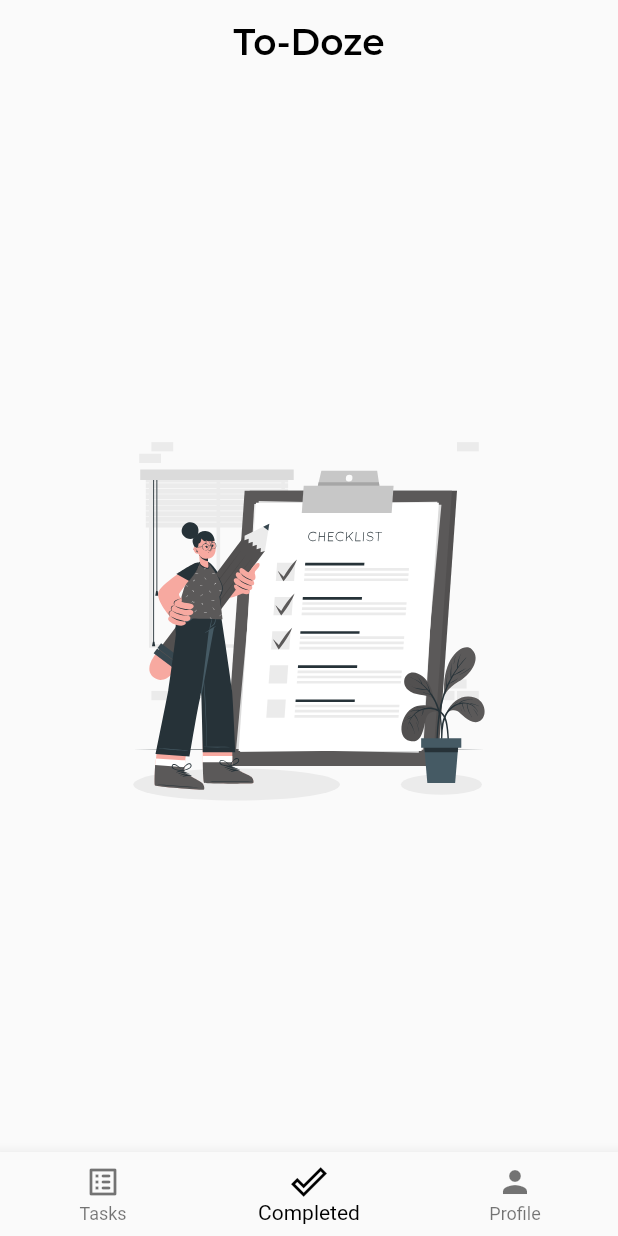
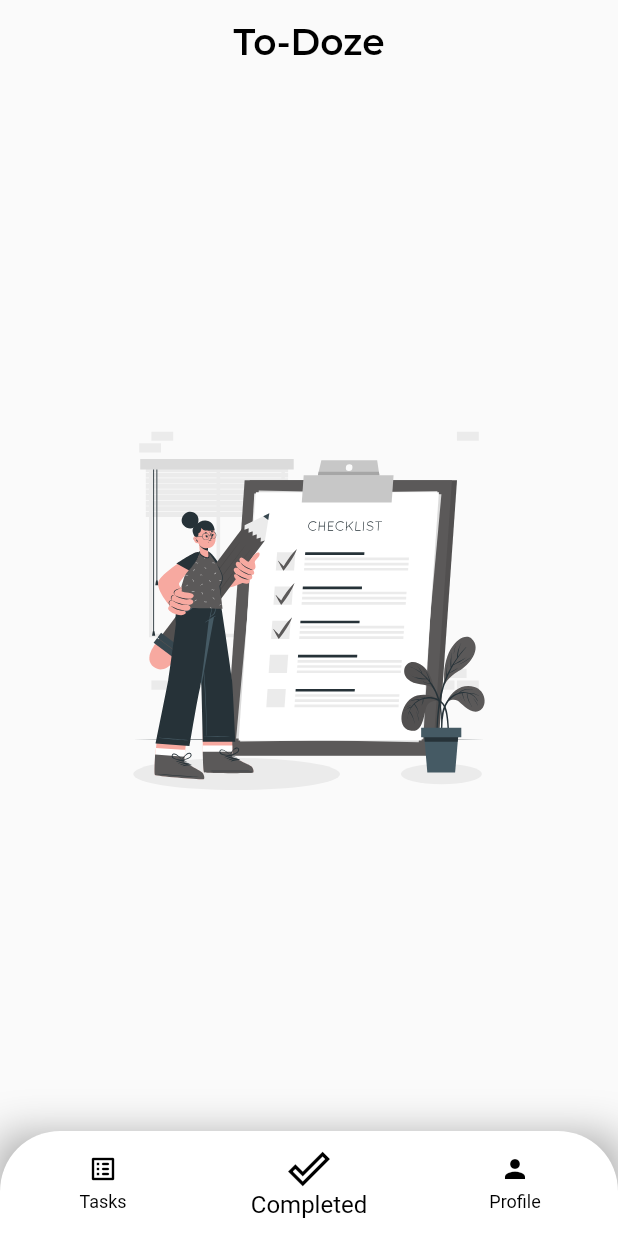
Before and after one commit to nikunjpanchall/To-doze, a Flutter app: the screen it shows once a user with an empty profile is signed in, item 2 of the bottom bar chosen, on a phone screen of 412 x 824 dp. Run offline on Flutter 3.47's test engine with Material 2 defaults, Android fonts, the phone set to English and light mode, and no system bars; our stand-ins replace cached_network_image, cloud_firestore, firebase_auth, firebase_core, firebase_storage, flutter_bloc and 5 more; missing offline and left inert: particles_flutter; accounts and stored records are empty.

Commit message:
- Redesign UI - Login Screen & Signup Screen Animations ✅ - Home Screen Animation In Todo App ✅

```diff
--- a/lib/Login/bloc/set_user_event.dart
+++ b/lib/Login/bloc/set_user_event.dart
@@ -9,26 +9,25 @@ class UserEventLogout extends SetUserEvent {
   List<Object?> get pros => throw UnimplementedError();
 }
 
-class UserEventSigninWithGoogle extends SetUserEvent {
-  UserEventSigninWithGoogle();
+class UserEventSignInWithGoogle extends SetUserEvent {
+  UserEventSignInWithGoogle();
 
   List<Object?> get pros => throw UnimplementedError();
 }
 
 class UserEventLogIn extends SetUserEvent {
-  final email;
-  final password;
+  final String email;
+  final String password;
   UserEventLogIn({required this.email, required this.password});
 
   List<Object?> get pros => throw UnimplementedError();
 }
 
 class UserEventRegister extends SetUserEvent {
-  String name;
-  String email;
-  String password;
-  UserEventRegister(
-      {required this.name, required this.email, required this.password});
+  final String name;
+  final String email;
+  final String password;
+  UserEventRegister({required this.name, required this.email, required this.password});
 
   List<Object?> get pros => throw UnimplementedError();
 }
--- a/lib/home/screens/completed_screen.dart
+++ b/lib/home/screens/completed_screen.dart
@@ -1,5 +1,6 @@
 import 'package:flutter/material.dart';
 import 'package:flutter_bloc/flutter_bloc.dart';
+import 'package:flutter_staggered_animations/flutter_staggered_animations.dart';
 import 'package:flutter_svg/flutter_svg.dart';
 import 'package:todo/Login/auth/firebase_auth.dart';
 import 'package:todo/home/bloc/tasks_bloc.dart';
@@ -45,7 +46,9 @@ class _CompletedScreenState extends State<CompletedScreen> {
       builder: (context, state) {
         return state is GetCompletedTaskState && state.isLoading
             ? const Center(
-                child: CircularProgressIndicator(),
+                child: CircularProgressIndicator(
+                  color: Colors.black,
+                ),
               )
             : taskList!.isEmpty
                 ? Center(
@@ -55,17 +58,32 @@ class _CompletedScreenState extends State<CompletedScreen> {
                       width: MediaQuery.of(context).size.width / 1,
                     ),
                   )
-                : ListView.builder(
+                : AnimationLimiter(
+                    child: ListView.builder(
+                      physics: const BouncingScrollPhysics(parent: AlwaysScrollableScrollPhysics()),
                       itemCount: taskList?.length,
                       itemBuilder: (context, index) {
-                      return Padding(
+                        return AnimationConfiguration.staggeredList(
+                          position: index,
+                          duration: const Duration(milliseconds: 100),
+                          child: ScaleAnimation(
+                            duration: const Duration(milliseconds: 2500),
+                            curve: Curves.fastLinearToSlowEaseIn,
+                            child: FadeInAnimation(
+                              duration: const Duration(milliseconds: 1000),
+                              curve: Curves.fastLinearToSlowEaseIn,
+                              child: Padding(
                                 padding: const EdgeInsets.symmetric(vertical: 10.0),
+                                child: Card(
+                                  elevation: 5,
+                                  shape: RoundedRectangleBorder(
+                                      borderRadius: BorderRadius.circular(12)),
+                                  color: Colors.white,
                                   child: ListTile(
-                          contentPadding: const EdgeInsets.all(10),
+                                    contentPadding: const EdgeInsets.all(5),
                                     shape: RoundedRectangleBorder(
                                       borderRadius: BorderRadius.circular(12),
                                     ),
-                          tileColor: Colors.grey.shade200,
                                     leading: Checkbox(
                                       activeColor: Colors.black,
                                       checkColor: Colors.white,
@@ -83,8 +101,13 @@ class _CompletedScreenState extends State<CompletedScreen> {
                                       style: AppTheme.bodyText,
                                     ),
                                   ),
+                                ),
+                              ),
+                            ),
+                          ),
                         );
                       },
+                    ),
                   );
       },
     );
--- a/lib/home/screens/home_screen.dart
+++ b/lib/home/screens/home_screen.dart
@@ -37,8 +37,31 @@ class _HomePageState extends State<HomePage> {
           child: screens[_selectedindex],
         ),
       ),
-      bottomNavigationBar: BottomNavigationBar(
+      bottomNavigationBar: Container(
+        decoration: const BoxDecoration(
+          boxShadow: [
+            BoxShadow(
+                color: Colors.grey, //New
+                blurRadius: 25.0,
+                offset: Offset(0, 5))
+          ],
+        ),
+        height: 70,
+        child: ClipRRect(
+          borderRadius: const BorderRadius.only(
+            topLeft: Radius.circular(40),
+            topRight: Radius.circular(40),
+          ),
+          child: BottomNavigationBar(
+            elevation: 10,
+            type: BottomNavigationBarType.fixed,
+            backgroundColor: Colors.white,
+            iconSize: 20.0,
+            selectedIconTheme: const IconThemeData(size: 28.0),
             selectedItemColor: Colors.black,
+            unselectedItemColor: Colors.black,
+            selectedFontSize: 16.0,
+            unselectedFontSize: 12,
             onTap: (i) {
               setState(() {
                 _selectedindex = i;
@@ -60,6 +83,8 @@ class _HomePageState extends State<HomePage> {
               ),
             ],
           ),
+        ),
+      ),
     );
   }
 }
--- a/lib/home/screens/profiled_screen.dart
+++ b/lib/home/screens/profiled_screen.dart
@@ -110,7 +110,7 @@ class _ProfiledScreenState extends State<ProfiledScreen> {
                     crossAxisAlignment: CrossAxisAlignment.start,
                     children: [
                       Text(
-                        "Hello ${userModel?.name}",
+                        "Hello ${userModel?.name ?? ""}",
                         style: AppTheme.subtitleText,
                       ),
                       const SizedBox(height: 5),
@@ -225,8 +225,8 @@ class _ProfiledScreenState extends State<ProfiledScreen> {
             ElevatedButton(
                 style: AppTheme.buttonStyle,
                 onPressed: () {
-                  Authentication().SignOut();
-                  Navigator.pushNamedAndRemoveUntil(context, '/logout', (route) => false);
+                  Authentication().signOut();
+                  Navigator.pushNamedAndRemoveUntil(context, '/login', (route) => false);
                 },
                 child: const Text("Logout")),
           ],
--- a/pubspec.yaml
+++ b/pubspec.yaml
@@ -45,6 +45,11 @@ dependencies:
   image_picker: ^0.8.7+4
   firebase_storage: ^11.1.1
   cached_network_image: ^3.2.3
+  particles_flutter: ^0.1.4
+  simple_animations: ^5.0.0+3
+  loading_indicator: ^3.1.0
+  flutter_staggered_animations: ^1.1.1
+  splashscreen: ^1.3.5
 
 dev_dependencies:
   flutter_test:
```
Also changed, not shown: lib/Login/auth/firebase_auth.dart (+8 -6 lines), lib/Login/bloc/set_user_bloc.dart (+12 -16 lines), lib/Login/screens/login_screen.dart (+15 -4 lines), lib/Login/screens/signup_screen.dart (+8 -2 lines), lib/annimation_widget/circular_animation.dart (added, +38 -0 lines), lib/home/bloc/tasks_bloc.dart (+10 -10 lines), lib/home/repository/task_repo.dart (+7 -7 lines), lib/home/screens/task_screen.dart (+144 -117 lines), lib/widget/custom_bottomsheet.dart (+35 -49 lines), pubspec.lock. Lines whose indentation alone changed are shown as unchanged.
